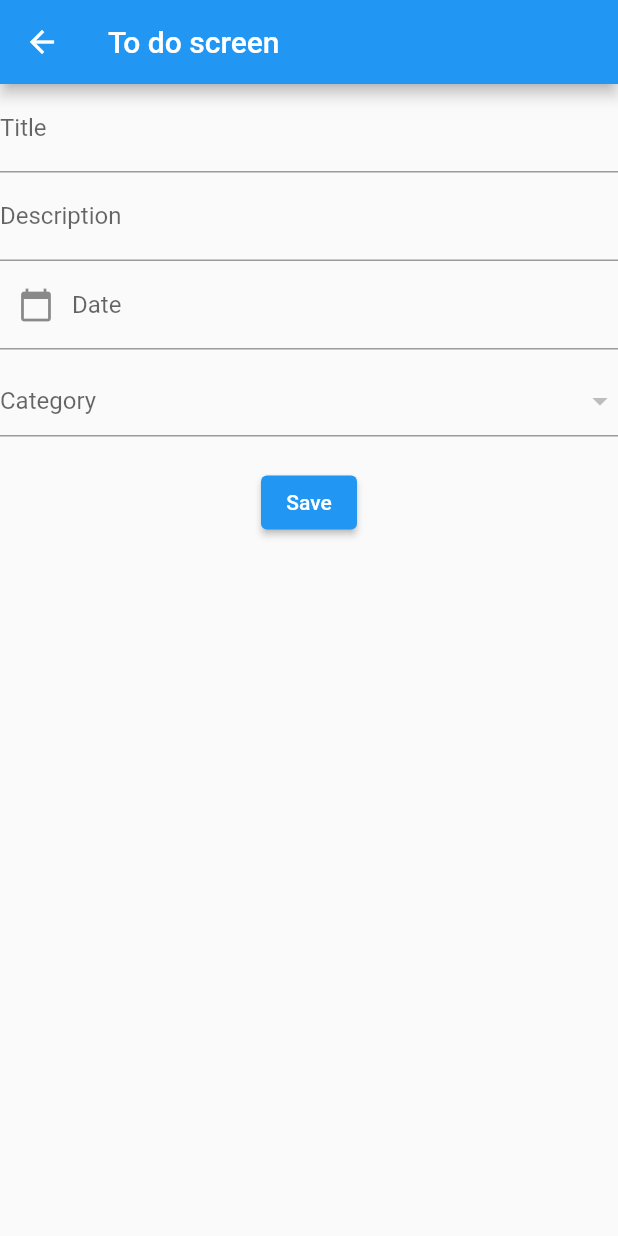
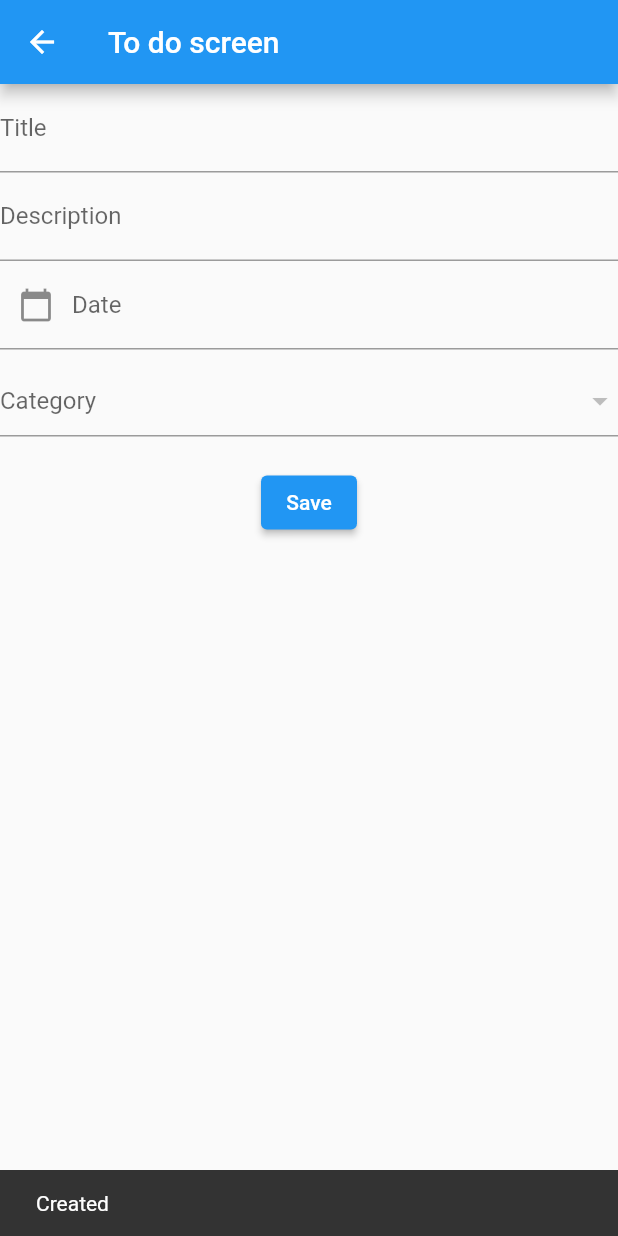
Before and after one commit to TNQT14/Todo-List, a Flutter app: the TodoScreen screen opened directly, after a tap on "Save", on a phone screen of 412 x 824 dp. Run offline on Flutter 3.47's test engine with Material 2 defaults, Android fonts, the phone set to English and light mode, and no system bars; our stand-ins replace sqflite; accounts and stored records are empty; network calls fail.

Commit message:
Todo Screen
insert

```diff
--- /dev/null
+++ b/lib/model/todo.dart
@@ -0,0 +1,21 @@
+import 'package:todolist/services/todo_service.dart';
+
+class Todo{
+  int? id;
+  String? title;
+  String? description;
+  String? category;
+  String? todoDate;
+  int? isFinished;
+
+  todoMap(){
+    var mapping = Map<String, dynamic>();
+    mapping['id']=id;
+    mapping['title']=title;
+    mapping['description']=description;
+    mapping['todoDate']=todoDate;
+    mapping['category']=category;
+    mapping['isFinished']=isFinished;
+    return mapping;
+  }
+}
--- a/lib/repositories/database_connection.dart
+++ b/lib/repositories/database_connection.dart
@@ -12,6 +12,8 @@ class DatabaseConnection{
 
   _onCreatingDatabase(Database database, int version) async {
     await database.execute("CREATE TABLE categories( id INTEGER PRIMARY KEY, name TEXT, description TEXT)");
+
+    await database.execute("CREATE TABLE todo( id INTEGER PRIMARY KEY, title TEXT, description TEXT, category TEXT, todoDate TEXT, isFinished INTEGER)");
   }
 
 }
--- a/lib/repositories/reponsitory.dart
+++ b/lib/repositories/reponsitory.dart
@@ -26,9 +26,6 @@ class Reponsitory{
   //Insert data into table
   insertData(table, data) async{
     var connection = await database;
-    if (database != null)
-      print('Database is not null');
-    print("Check insertData");
     data.remove('id');
 
     return await connection!.insert(table, data);
@@ -37,10 +34,6 @@ class Reponsitory{
   //Read data into table
   readData(table) async{
     var connection = await database;
-    if(database != null)
-      print('DATABASE NOT NULL');
-    else
-      print('Database is null');
     return await connection!.query(table);
 
   }
--- a/lib/screen/categori_screen.dart
+++ b/lib/screen/categori_screen.dart
@@ -20,12 +20,12 @@ class _CategoriScreenState extends State<CategoriScreen> {
 
   final _editcategoriesNameController = TextEditingController();
   final _editcategoriesDescriptionController = TextEditingController();
-  final _editcategory = Category();
-  final _editcategoriesService = CategoryService();
+  // final _editcategory = Category();
+  // final _editcategoriesService = CategoryService();
   List<Category> _cateloryList = <Category>[];
 
-  final _deletecategoriesNameController = TextEditingController();
-  final _deletecategoriesDescriptionController = TextEditingController();
+  // final _deletecategoriesNameController = TextEditingController();
+  // final _deletecategoriesDescriptionController = TextEditingController();
 
   GlobalKey<ScaffoldState> _globalKey = GlobalKey<ScaffoldState>();
 
@@ -309,7 +309,7 @@ class _CategoriScreenState extends State<CategoriScreen> {
               title: Row(
                 mainAxisAlignment: MainAxisAlignment.spaceBetween,
                 children: <Widget>[
-                  Text('${_cateloryList[index]?.id ?? 'null'}.${_cateloryList[index]?.name?.toString() ?? 'Ảo thật đấy'}'),
+                  Text('${_cateloryList[index].id ?? 'null'}.${_cateloryList[index].name?.toString() ?? 'Ảo thật đấy'}'),
 
                   IconButton(onPressed: (){
                     //Process delete button late
@@ -318,7 +318,7 @@ class _CategoriScreenState extends State<CategoriScreen> {
                     icon: Icon(Icons.delete), color: Colors.red,)
                 ],
               ),
-              subtitle: Text(_cateloryList[index]?.description ?? 'null'),
+              subtitle: Text(_cateloryList[index].description ?? 'null'),
             ),
           ),
         );
--- a/lib/screen/todo_screen.dart
+++ b/lib/screen/todo_screen.dart
@@ -1,7 +1,9 @@
-import 'package:flutter/foundation.dart';
+// import 'package:flutter/foundation.dart';
 import 'package:flutter/material.dart';
 import 'package:todolist/services/categories_service.dart';
 import 'package:intl/intl.dart';
+import 'package:todolist/services/todo_service.dart';
+import 'package:todolist/model/todo.dart';
 
 class TodoScreen extends StatefulWidget {
   const TodoScreen({super.key});
@@ -14,6 +16,8 @@ class _TodoScreenState extends State<TodoScreen> {
   var todoTitleController =TextEditingController();
   var todoDescriptionController = TextEditingController();
   var _todoDateController = TextEditingController();
+
+  GlobalKey<ScaffoldState> _globalKey = GlobalKey<ScaffoldState>();
 
 
   @override
@@ -40,6 +44,17 @@ class _TodoScreenState extends State<TodoScreen> {
     });
   }
 
+  _showSuccessSnackBar(message){
+    // var _snackBar = SnackBar(content: message);
+    print('Call _showSuccessSnackBar');
+    ScaffoldMessenger.of(context).showSnackBar(
+      SnackBar(
+        content: Text(message),
+        duration: Duration(seconds: 2),
+      ),
+    );
+  }
+
   DateTime _dateTime = DateTime.now();
 
   _selectedTodoDate(BuildContext context) async{
@@ -62,6 +77,7 @@ class _TodoScreenState extends State<TodoScreen> {
   Widget build(BuildContext context) {
 
     return Scaffold(
+      key: _globalKey,
       appBar: AppBar(
         title: const Text('To do screen'),
       ),
@@ -112,13 +128,27 @@ class _TodoScreenState extends State<TodoScreen> {
             height: 20,
           ),
           ElevatedButton(
-              onPressed: (){},
+              onPressed: () async {
+                var todoObject = Todo();
+
+                todoObject.title = todoTitleController.text;
+                todoObject.description = todoDescriptionController.text;
+                todoObject.category = _selectValue.toString();
+                todoObject.isFinished=0;
+                todoObject.todoDate = _todoDateController.text;
+
+                var _todoService = TodoService();
+                var result = await _todoService.saveTodo(todoObject);
+
+                if(result>0)
+                  _showSuccessSnackBar('Created');
+              },
               style: ButtonStyle(
                 backgroundColor: MaterialStateProperty.all<Color>(Colors.blue), // Màu nền khi nút không được nhấn
                 foregroundColor: MaterialStateProperty.all<Color>(Colors.white), // Màu chữ khi nút không được nhấn
                 overlayColor: MaterialStateProperty.all<Color>(Colors.blueAccent), // Màu nền khi nút được nhấn
               ),
-              child: Text('Save', style: TextStyle(color: Colors.white)))
+              child: Text('Save', style: TextStyle(color: Colors.white))),
         ],
       ),
     );
--- /dev/null
+++ b/lib/services/todo_service.dart
@@ -0,0 +1,15 @@
+import 'package:todolist/model/todo.dart';
+import 'package:todolist/repositories/reponsitory.dart';
+
+class TodoService{
+  late Reponsitory _reponsitory;
+
+  TodoService(){
+    _reponsitory=Reponsitory();
+  }
+
+  saveTodo(Todo todo) async {
+    return await _reponsitory.insertData('todo', todo.todoMap());
+  }
+
+}
```
